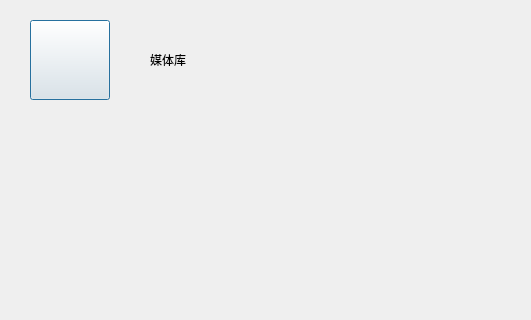
This is src/2Player/medialibdlg.ui in 1028417/XMusic as Qt 5 draws it before an edit; both pictures show x 0 to 531 and y 0 to 320 of the 814 by 500 pixel window. The edited form follows.
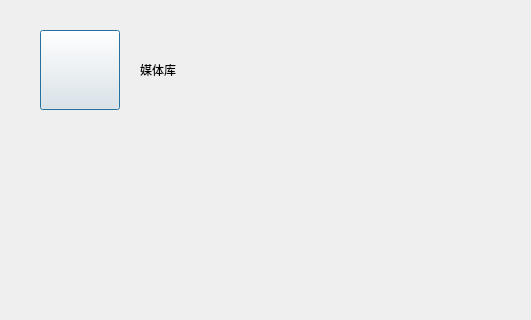
This is the edited form. Icons and pictures are not drawn. Custom widgets are drawn as their Qt base class.

What changed in the file:
```diff
--- a/src/2Player/medialibdlg.ui
+++ b/src/2Player/medialibdlg.ui
@@ -16,8 +16,8 @@
   <widget class="CButton" name="btnReturn">
    <property name="geometry">
     <rect>
-     <x>30</x>
-     <y>20</y>
+     <x>40</x>
+     <y>30</y>
      <width>80</width>
      <height>80</height>
     </rect>
@@ -44,8 +44,8 @@
   <widget class="QLabel" name="labelTitle">
    <property name="geometry">
     <rect>
-     <x>150</x>
-     <y>30</y>
+     <x>140</x>
+     <y>40</y>
      <width>251</width>
      <height>60</height>
     </rect>
```
